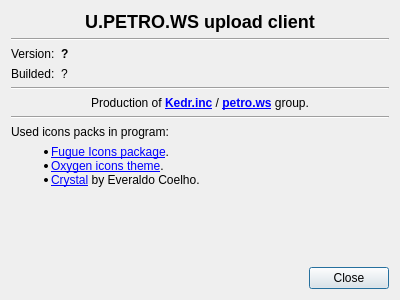
Old version of the form upload-client/src/ui_about.ui in the repository petrows/Upload-service.
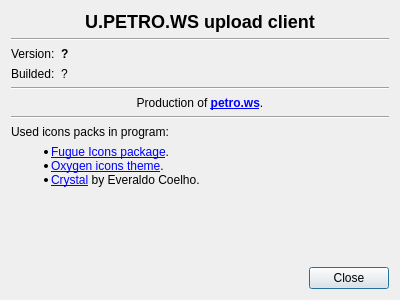
New version of the form. Icons and pictures are not drawn.

```diff
--- a/upload-client/src/ui_about.ui
+++ b/upload-client/src/ui_about.ui
@@ -82,7 +82,7 @@
    <item>
     <widget class="QLabel" name="lblOwner">
      <property name="text">
-      <string>&lt;center&gt;Production of &lt;a href=&quot;http://www.petro.ws/&quot;&gt;&lt;b&gt;Kedr.inc&lt;/b&gt;&lt;/a&gt; / &lt;a href=&quot;http://www.petro.ws/&quot;&gt;&lt;b&gt;petro.ws&lt;/b&gt;&lt;/a&gt; group.</string>
+      <string>&lt;center&gt;Production of &lt;a href=&quot;http://www.petro.ws/&quot;&gt;&lt;b&gt;petro.ws&lt;/b&gt;&lt;/a&gt;.</string>
      </property>
     </widget>
    </item>
```
